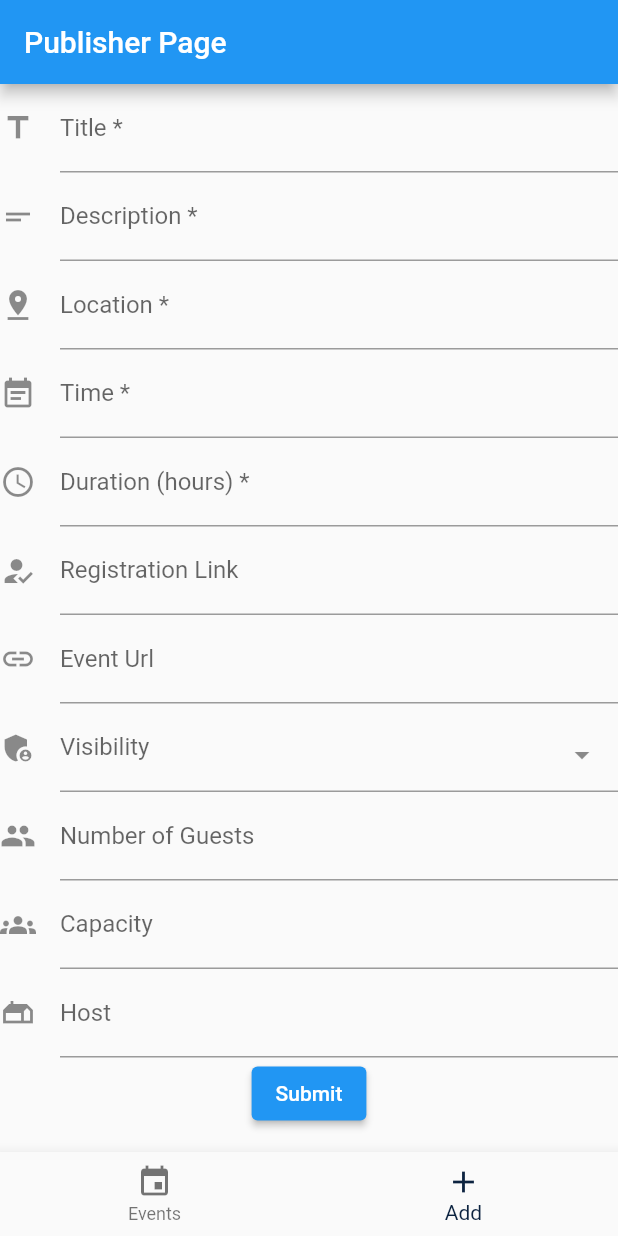
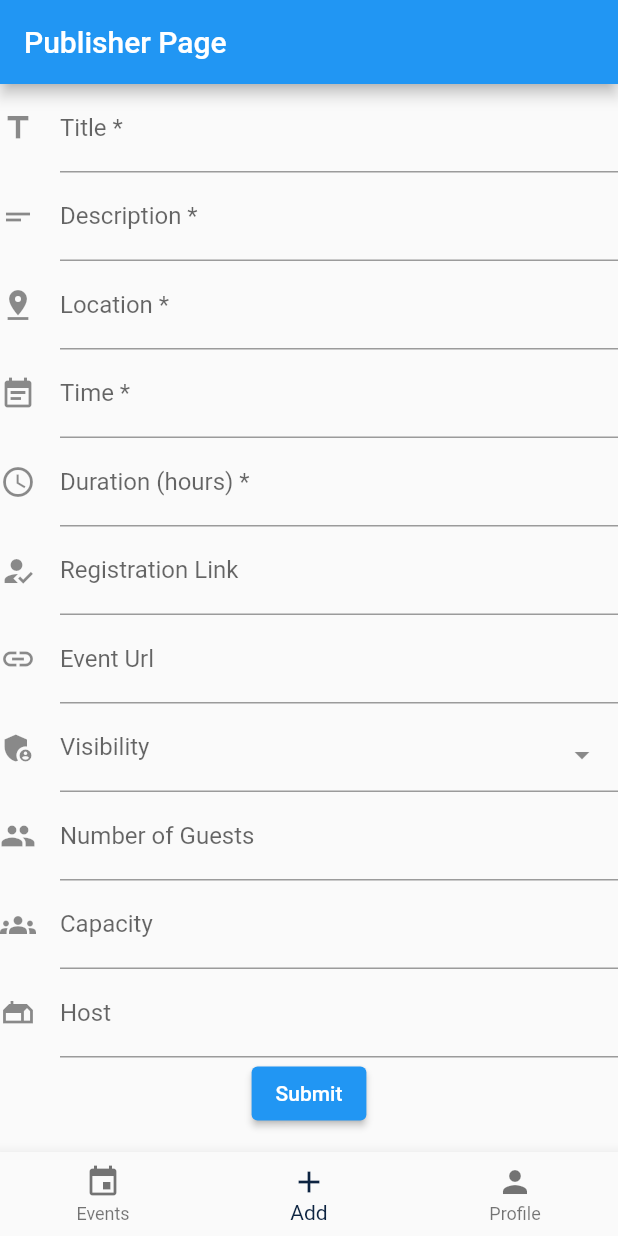
Before and after one commit to kfriday32/nd-oncampus, a Flutter app: the screen it shows after launch, item 2 of the bottom bar chosen, on a phone screen of 412 x 824 dp. Run offline on Flutter 3.47's test engine with Material 2 defaults, Android fonts, the phone set to English and light mode, and no system bars; drawn by our look-alikes of date_field, select_form_field; network calls fail.

Commit message:
Created user profile page for Carlo

```diff
--- a/flutter_ui/lib/src/pages.dart
+++ b/flutter_ui/lib/src/pages.dart
@@ -2,6 +2,7 @@ import 'package:flutter/material.dart';
 import 'navigation.dart';
 import 'home_page.dart';
 import 'publisher_page.dart';
+import 'user_page.dart';
 
 class Pages extends StatefulWidget {
   final AppNavigator navigator;
@@ -24,7 +25,8 @@ class _PagesState extends State<Pages> {
       HomePage(
         navigator: widget.navigator,
       ),
-      PublisherPage()
+      PublisherPage(),
+      UserPage()
     ];
   }
 
@@ -53,6 +55,10 @@ class _PagesState extends State<Pages> {
             icon: Icon(Icons.add),
             label: 'Add',
           ),
+          BottomNavigationBarItem(
+            icon: Icon(Icons.person),
+            label: 'Profile',
+          ),
         ],
       ),
     );
```
Also changed, not shown: flutter_ui/lib/src/home_page.dart (+5 -4 lines), flutter_ui/lib/src/user_page.dart (added, +17 -0 lines).
